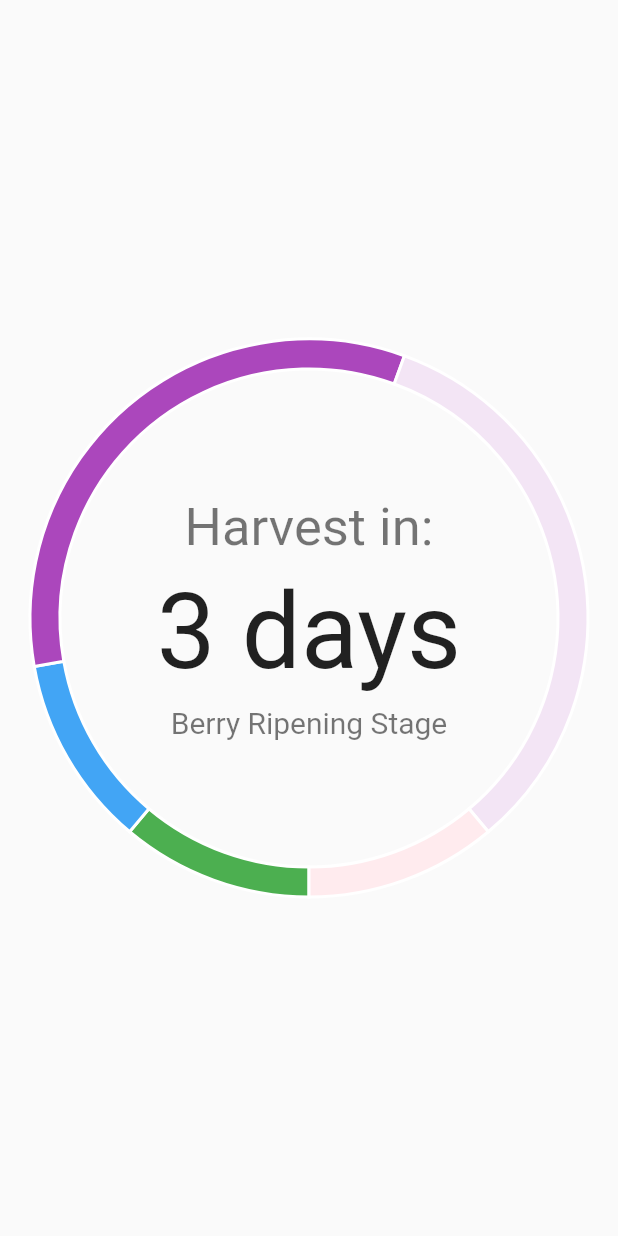
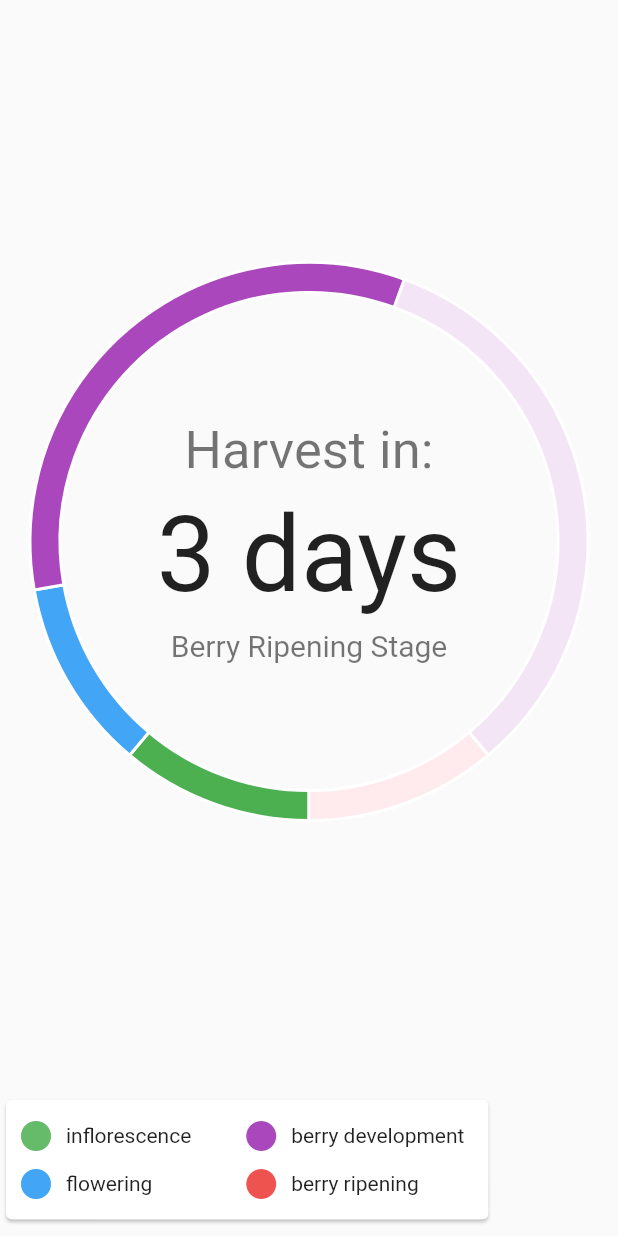
Before and after one commit to aldrinjao/caphe_0, a Flutter app: the CircleTracker widget shown alone on an empty page, opened directly, on a phone screen of 412 x 824 dp. Run offline on Flutter 3.47's test engine with Material 2 defaults, Android fonts, the phone set to English and light mode, and no system bars; our stand-ins replace charts_flutter; missing offline and left inert: circular_bottom_navigation.

Commit message:
Added Legend bar

```diff
--- a/lib/main.dart
+++ b/lib/main.dart
@@ -1,6 +1,5 @@
 import 'package:flutter/material.dart';
 import 'screens/home.dart';
-import 'bottom_example.dart';
 
 void main() => runApp(MyApp());
 
@@ -8,9 +7,10 @@ class MyApp extends StatelessWidget {
   @override
   Widget build(BuildContext context) {
     return MaterialApp(
-      title: 'Flutter Demo',
+      title: 'CAPHE',
       theme: ThemeData(
         primarySwatch: Colors.green,
+        accentColor: Colors.blue,
       ),
       home: HomeScreen(),
     );
--- a/lib/screens/home.dart
+++ b/lib/screens/home.dart
@@ -78,7 +78,7 @@ class _HomeScreenState extends State<HomeScreen> {
                 child: new TabBarView(
                   children: [
                     new Icon(Icons.directions_car),
-                    new Icon(Icons.directions_transit),
+                    Container(color: Colors.blue,),
                     CircleTracker(),
                   ],
                 ),
--- a/lib/widgets/circle_tracker.dart
+++ b/lib/widgets/circle_tracker.dart
@@ -1,6 +1,7 @@
 import 'package:flutter/material.dart';
 import 'package:charts_flutter/flutter.dart' as charts;
 import 'dart:math';
+import 'package:caphe_0/widgets/legend.dart';
 
 class CircleTracker extends StatefulWidget {
   @override
@@ -12,19 +13,28 @@ class _CircleTrackerState extends State<CircleTracker> {
   Widget build(BuildContext context) {
     return Container(
       child: Center(
+        child: Column(
+          children: <Widget>[
+            Flexible(
               child: Stack(
                 children: <Widget>[
-            GaugeChart(GaugeChart._createSampleData(),animate: true),
+                  Center(child:GaugeChart(GaugeChart._createSampleData(),animate: true)),
                   Center(child: Column(
                     mainAxisAlignment: MainAxisAlignment.center,
                     children: <Widget>[
                     Text("Harvest in:", style: TextStyle(fontSize: 35.00, color: Colors.black54),),
-              Padding(
+                    Center(
+                      child: Padding(
                         padding: const EdgeInsets.all(8.0),
                         child: Text("3 days", style: TextStyle(fontSize: 70.00, color: Colors.black87,),),
                       ),
+                    ),
                     Text("Berry Ripening Stage", style: TextStyle(fontSize: 20, color: Colors.black54),),
                   ],)),
+                ],
+              ),
+            ),
+            Legend(),
           ],
         ),
       )
--- a/lib/widgets/drawer.dart
+++ b/lib/widgets/drawer.dart
@@ -17,6 +17,7 @@ class _DrawerContainerState extends State<DrawerContainer> {
         padding: EdgeInsets.zero,
         children: <Widget>[
           UserAccountsDrawerHeader(
+            decoration: BoxDecoration(gradient: SweepGradient(colors: [Colors.green, Colors.blue])),
             accountEmail: Text("natalie@gmail.com"),
             accountName: Text("natalie"),
             currentAccountPicture: CircleAvatar(
--- /dev/null
+++ b/lib/widgets/legend.dart
@@ -0,0 +1,73 @@
+import 'package:flutter/material.dart';
+
+class Legend extends StatelessWidget {
+  @override
+  Widget build(BuildContext context) {
+    return Container(
+      padding: EdgeInsets.symmetric(vertical: 7),
+      child: Row(
+        children: <Widget>[
+          Flexible(
+            flex: 8,
+            child: Card(
+              elevation: 1,
+              child: Container(
+                child: Center(child: _buildContainer()),
+              ),
+            ),
+          ),
+          Flexible(
+              flex: 2,
+              child: Container(
+                color: Colors.blue,
+              )),
+        ],
+      ),
+    );
+  }
+
+  Widget _buildContainer() {
+    return Container(
+      padding: EdgeInsets.all(8),
+      child: Row(
+        mainAxisAlignment: MainAxisAlignment.center,
+        children: <Widget>[
+          Flexible(
+            child: Column(
+              crossAxisAlignment: CrossAxisAlignment.start,
+              children: <Widget>[
+                _buildItem(Colors.green[400], "inflorescence"),
+                _buildItem(Colors.blue[400], "flowering"),
+              ],
+            ),
+          ),
+
+   Column(
+            crossAxisAlignment: CrossAxisAlignment.start,
+            children: <Widget>[
+              _buildItem(Colors.purple[400], "berry development"),
+              _buildItem(Colors.red[400], "berry ripening"),
+            ],
+          )
+        ],
+      ),
+    );
+  }
+
+  Widget _buildItem(color, stage) {
+    return Container(
+      child: Row(
+        children: <Widget>[
+          Icon(
+            Icons.brightness_1,
+            color: color,
+          ),
+          Padding(
+            padding: const EdgeInsets.all(8.0),
+            child: Text(stage),
+          ),
+        ],
+      ),
+    );
+  }
+}
```
Lines whose indentation alone changed are shown as unchanged.
